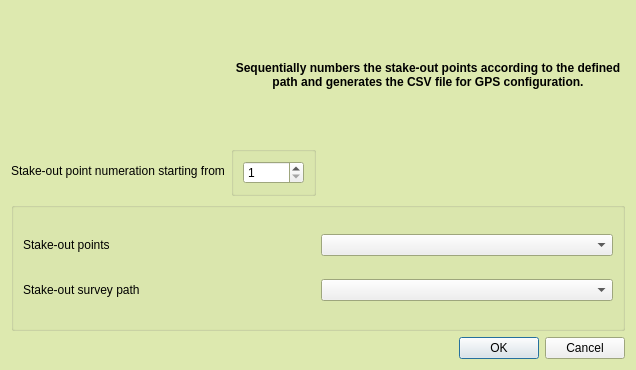
Above: evaluation_trench_generator/eval_trench_stakeout_route_CSV_dialog_base .ui from PCA-Geodata/Evaluation-Trenches-Generator-QGIS-plugin before the change. Below: the same form after it.
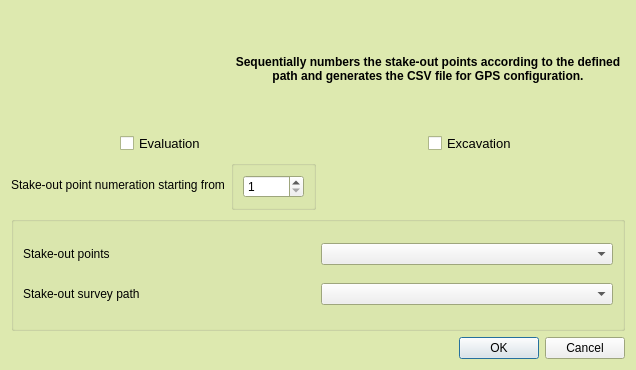
That is the form after the change. Icons and pictures are not drawn. Custom widgets are drawn as their Qt base class.

```diff
--- a/evaluation_trench_generator/eval_trench_stakeout_route_CSV_dialog_base .ui
+++ b/evaluation_trench_generator/eval_trench_stakeout_route_CSV_dialog_base .ui
@@ -81,7 +81,7 @@
    <string>Evaluation Trench Generator</string>
   </property>
   <layout class="QGridLayout" name="gridLayout_2">
-   <item row="1" column="0">
+   <item row="2" column="0">
     <widget class="QLabel" name="label_4">
      <property name="text">
       <string>Stake-out point numeration starting from</string>
@@ -135,7 +135,52 @@
      </property>
     </widget>
    </item>
-   <item row="1" column="1">
+   <item row="3" column="0" colspan="2">
+    <widget class="QGroupBox" name="groupBox">
+     <property name="title">
+      <string/>
+     </property>
+     <layout class="QGridLayout" name="gridLayout">
+      <item row="2" column="1">
+       <widget class="QLabel" name="label">
+        <property name="frameShape">
+         <enum>QFrame::NoFrame</enum>
+        </property>
+        <property name="text">
+         <string>Stake-out survey path</string>
+        </property>
+       </widget>
+      </item>
+      <item row="0" column="1">
+       <widget class="QLabel" name="label_2">
+        <property name="frameShape">
+         <enum>QFrame::NoFrame</enum>
+        </property>
+        <property name="text">
+         <string>Stake-out points</string>
+        </property>
+       </widget>
+      </item>
+      <item row="0" column="2">
+       <widget class="QgsMapLayerComboBox" name="stakeout_points_layer_comboBox"/>
+      </item>
+      <item row="2" column="2">
+       <widget class="QgsMapLayerComboBox" name="stakeout_survey_path_layer_comboBox"/>
+      </item>
+     </layout>
+    </widget>
+   </item>
+   <item row="4" column="1">
+    <widget class="QDialogButtonBox" name="button_box">
+     <property name="orientation">
+      <enum>Qt::Horizontal</enum>
+     </property>
+     <property name="standardButtons">
+      <set>QDialogButtonBox::Cancel|QDialogButtonBox::Ok</set>
+     </property>
+    </widget>
+   </item>
+   <item row="2" column="1">
     <widget class="QGroupBox" name="groupBox_2">
      <property name="palette">
       <palette>
@@ -227,41 +272,6 @@
      </layout>
     </widget>
    </item>
-   <item row="2" column="0" colspan="2">
-    <widget class="QGroupBox" name="groupBox">
-     <property name="title">
-      <string/>
-     </property>
-     <layout class="QGridLayout" name="gridLayout">
-      <item row="2" column="1">
-       <widget class="QLabel" name="label">
-        <property name="frameShape">
-         <enum>QFrame::NoFrame</enum>
-        </property>
-        <property name="text">
-         <string>Stake-out survey path</string>
-        </property>
-       </widget>
-      </item>
-      <item row="0" column="1">
-       <widget class="QLabel" name="label_2">
-        <property name="frameShape">
-         <enum>QFrame::NoFrame</enum>
-        </property>
-        <property name="text">
-         <string>Stake-out points</string>
-        </property>
-       </widget>
-      </item>
-      <item row="0" column="2">
-       <widget class="QgsMapLayerComboBox" name="stakeout_points_layer_comboBox"/>
-      </item>
-      <item row="2" column="2">
-       <widget class="QgsMapLayerComboBox" name="stakeout_survey_path_layer_comboBox"/>
-      </item>
-     </layout>
-    </widget>
-   </item>
    <item row="0" column="0">
     <widget class="QLabel" name="label_3">
      <property name="maximumSize">
@@ -281,15 +291,39 @@
      </property>
     </widget>
    </item>
-   <item row="3" column="1">
-    <widget class="QDialogButtonBox" name="button_box">
-     <property name="orientation">
-      <enum>Qt::Horizontal</enum>
-     </property>
-     <property name="standardButtons">
-      <set>QDialogButtonBox::Cancel|QDialogButtonBox::Ok</set>
-     </property>
-    </widget>
+   <item row="1" column="0" colspan="2">
+    <layout class="QHBoxLayout" name="horizontalLayout_2">
+     <item alignment="Qt::AlignHCenter">
+      <widget class="QCheckBox" name="evaluation_csv_check">
+       <property name="font">
+        <font>
+         <pointsize>10</pointsize>
+        </font>
+       </property>
+       <property name="text">
+        <string>Evaluation</string>
+       </property>
+       <property name="autoExclusive">
+        <bool>true</bool>
+       </property>
+      </widget>
+     </item>
+     <item alignment="Qt::AlignHCenter">
+      <widget class="QCheckBox" name="excavation_csv_check">
+       <property name="font">
+        <font>
+         <pointsize>10</pointsize>
+        </font>
+       </property>
+       <property name="text">
+        <string>Excavation</string>
+       </property>
+       <property name="autoExclusive">
+        <bool>true</bool>
+       </property>
+      </widget>
+     </item>
+    </layout>
    </item>
   </layout>
  </widget>
```
